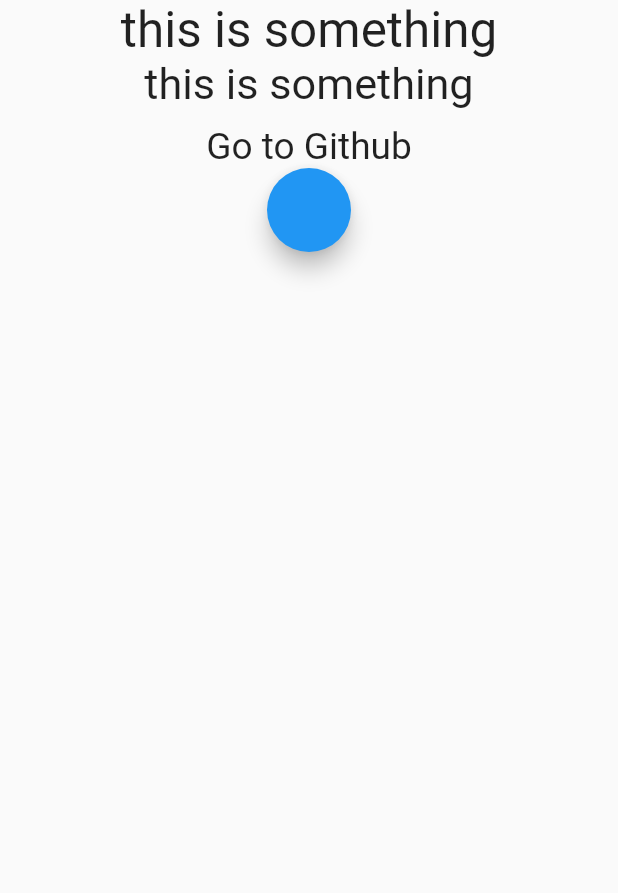
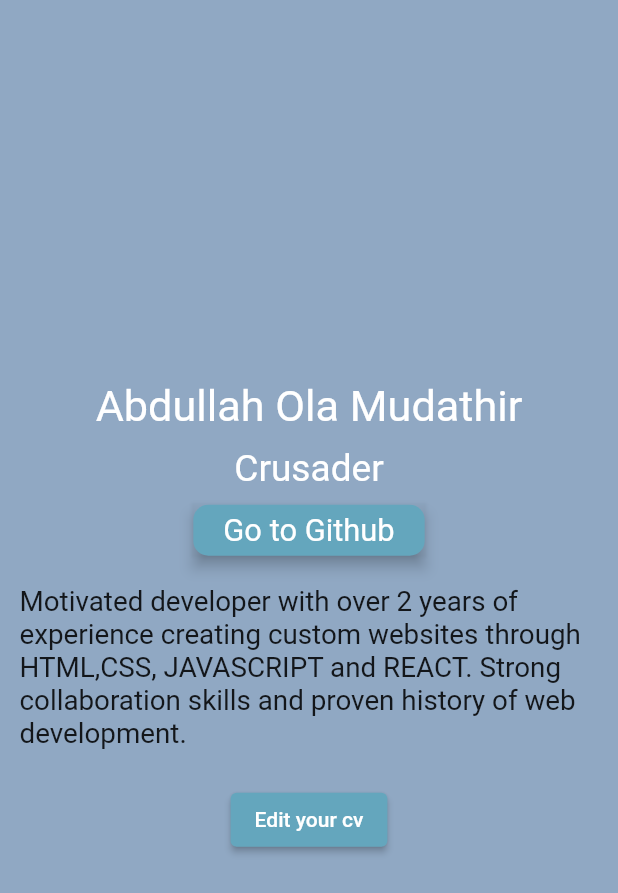
Before and after one commit to Cruxcodes/Flutter-CV-editor, a Flutter app: the screen it shows after launch, on a phone screen of 412 x 824 dp. Shown: the top 893 px of the screen. Run offline on Flutter 3.47's test engine with Material 2 defaults, Android fonts, the phone set to English and light mode, and no system bars.

Commit message:
Added new features

```diff
--- a/lib/main.dart
+++ b/lib/main.dart
@@ -4,13 +4,18 @@ import 'package:hng_2/pages/view_cv.dart';
 import 'model/cv_model.dart';
 
 void main() {
-  runApp( MyApp());
+  runApp(MyApp());
 }
 
 class MyApp extends StatelessWidget {
-   MyApp({super.key});
+  MyApp({super.key});
 
-  final CvModel cvModel = CvModel(bio: "this is something",name: "Abdullah Ola Mudathir", github: "");
+  final CvModel cvModel = CvModel(
+      bio: '''Motivated developer with over 2 years of experience creating custom websites through HTML,CSS, JAVASCRIPT and REACT. Strong collaboration skills and proven history of web development.
+''',
+      name: "Abdullah Ola Mudathir",
+      github: "https://github.com/Cruxcodes/Flutter-CV-editor",
+      slackUsername: "Crusader");
 
   // This widget is the root of your application.
   @override
@@ -29,7 +34,9 @@ class MyApp extends StatelessWidget {
         // is not restarted.
         primarySwatch: Colors.blue,
       ),
-      home: ViewCv(cvModel: cvModel,),
+      home: ViewCv(
+        cvModel: cvModel,
+      ),
     );
   }
 }
--- a/lib/model/cv_model.dart
+++ b/lib/model/cv_model.dart
@@ -1,8 +1,8 @@
 class CvModel {
-  late String? name;
-  late String? slackUsername;
-  late String? github;
+  late String name;
+  late String slackUsername;
+  late String github;
   late String bio;
 
-  CvModel({this.name, this.slackUsername, required this.bio, this.github});
+  CvModel({required this.name, required this.slackUsername, required this.bio, required this.github});
 }
--- a/lib/pages/view_cv.dart
+++ b/lib/pages/view_cv.dart
@@ -1,6 +1,7 @@
 import 'package:flutter/material.dart';
 import 'package:hng_2/model/cv_model.dart';
 import 'package:hng_2/pages/edit_cv.dart';
+import 'package:hng_2/utils/Colors.dart';
 
 class ViewCv extends StatefulWidget {
   ViewCv({Key? key, required this.cvModel}) : super(key: key);
@@ -15,35 +16,72 @@ class _ViewCvState extends State<ViewCv> {
   @override
   Widget build(BuildContext context) {
     return Scaffold(
+      backgroundColor: powderBlue,
+      // bottomNavigationBar: Padding(
+      //   child: ,
+      // ),
       body: SafeArea(
-        child: Center(
+        child: Padding(
+          padding: const EdgeInsets.all(13.0),
           child: Column(
             crossAxisAlignment: CrossAxisAlignment.center,
+            mainAxisAlignment: MainAxisAlignment.center,
             children: [
               Text(
-                widget.cvModel.bio,
-                style: TextStyle(
-                  fontSize: MediaQuery.of(context).size.width * 0.08,
-                ),
-              ),
-              Text(
-                widget.cvModel.bio,
+                widget.cvModel.name,
                 style: TextStyle(
                   fontSize: MediaQuery.of(context).size.width * 0.07,
+                  color: Colors.white,
                 ),
               ),
               SizedBox(
                 height: 10,
               ),
-              InkWell(
-                child: Text(
-                  "Go to Github",
-                  style: TextStyle(
-                    fontSize: MediaQuery.of(context).size.width * 0.06,
+              Text(
+                widget.cvModel.slackUsername,
+                style: TextStyle(
+                  color: Colors.white,
+                  fontSize: MediaQuery.of(context).size.width * 0.06,
+                ),
+              ),
+              SizedBox(
+                height: 10,
+              ),
+              Material(
+                color: Colors.transparent ,
+                elevation: 4.0,
+                child: InkWell(
+                  child: Container(
+                    padding: EdgeInsets.symmetric(horizontal: 20, vertical: 5),
+                    decoration: BoxDecoration(
+                      color: moonStone,
+                      borderRadius: BorderRadius.circular(10.0)
+                    ),
+                    child: Text(
+                      "Go to Github",
+                      style: TextStyle(
+                        fontSize: MediaQuery.of(context).size.width * 0.05,
+                        color: Colors.white,
+                      ),
+                    ),
                   ),
                 ),
               ),
-              FloatingActionButton(
+              SizedBox(
+                height: 20,
+              ),
+              Text(
+                widget.cvModel.bio,
+                style: TextStyle(
+                  fontSize: MediaQuery.of(context).size.width * 0.045,
+
+                ),
+              ),
+              ElevatedButton(
+                child: Text("Edit your cv"),
+                style: ElevatedButton.styleFrom(
+                  backgroundColor: moonStone,
+                ),
                 onPressed: () {
                   Navigator.push(
                     context,
--- /dev/null
+++ b/lib/utils/Colors.dart
@@ -0,0 +1,5 @@
+import 'dart:ui';
+
+const Color moonStone = Color(0xff64A6BD);
+const Color powderBlue = Color(0xff90A8C3);
+const Color roseQuartz = Color(0xffADA7C9);
```
Also changed, not shown: lib/pages/edit_cv.dart (+67 -9 lines).
